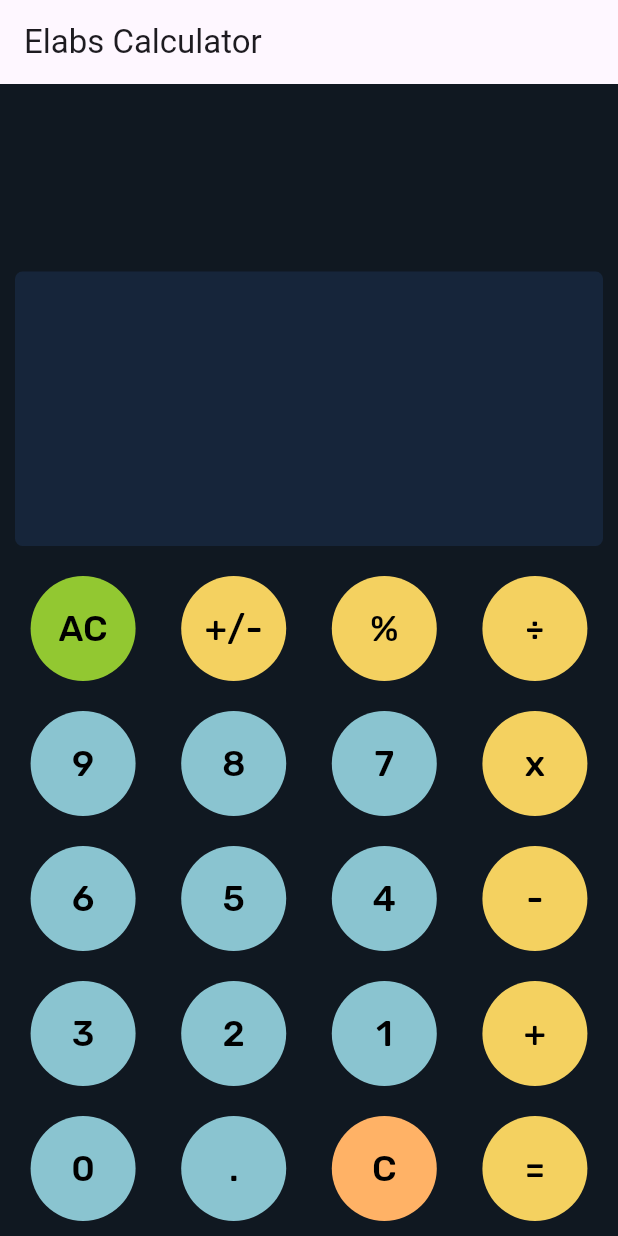
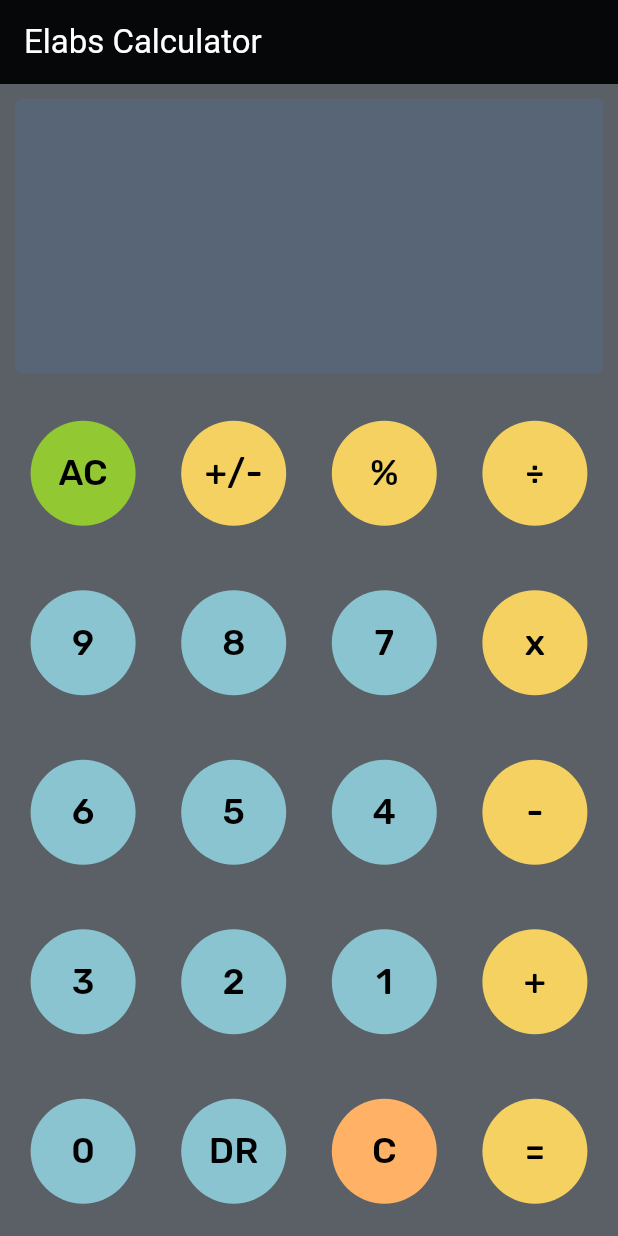
Before and after one commit to Elabs-llc/PRODIGY_AD_01, a Flutter app: the screen it shows after launch, after a tap on "AC", on a phone screen of 412 x 824 dp. Run offline on Flutter 3.47's test engine with Material 3 defaults, Android fonts, the light colour scheme and no system bars; our stand-ins replace google_fonts.

Commit message:
bugs fixed

```diff
--- a/lib/main.dart
+++ b/lib/main.dart
@@ -21,7 +21,17 @@ class _ElabsCalCus extends State<ElabsCalCus> {
   String res = ''; //this is used to store intermediate result
   String operation = '';
 
-  void onButtonClicked(String value) {
+  // Tell user this functionality is not available.
+  // This functionality will impleement a . dot in this calculator for basic decimal operationS
+  SnackBar msg(String value) {
+    if (value == 'DR') {
+      return const SnackBar(content: Text("Unavailable, try again later!"));
+    } else {
+      return SnackBar(content: Text("Unknown operation: $value"));
+    }
+  }
+
+  onButtonClicked(String value) {
     //print(value);
     // when dot is clicke
     // if (value == '.') {
@@ -135,10 +145,14 @@ class _ElabsCalCus extends State<ElabsCalCus> {
       title: "eCalcus",
       home: Scaffold(
         appBar: AppBar(
-          title: const Text("Elabs Calculator"),
+          title: const Text(
+            "Elabs Calculator",
+            style: TextStyle(color: Colors.white),
           ),
-        backgroundColor: const Color.fromARGB(240, 1, 10, 19),
-        body: Container(
+          backgroundColor: const Color.fromARGB(239, 0, 1, 2),
+        ),
+        backgroundColor: const Color.fromARGB(166, 1, 10, 19),
+        body: SafeArea(
           child: Column(
             mainAxisAlignment: MainAxisAlignment.end,
             children: [
@@ -193,9 +207,11 @@ class _ElabsCalCus extends State<ElabsCalCus> {
               ),
 
               // numbers ro pressed
-              Column(
+              Expanded(
+                child: Column(
                   children: [
-                  Row(
+                    Expanded(
+                      child: Row(
                         mainAxisAlignment: MainAxisAlignment.spaceEvenly,
                         children: [
                           CalcusButton(
@@ -228,9 +244,11 @@ class _ElabsCalCus extends State<ElabsCalCus> {
                           )
                         ],
                       ),
+                    ),
 
                     // second row
-                  Row(
+                    Expanded(
+                      child: Row(
                         mainAxisAlignment: MainAxisAlignment.spaceEvenly,
                         children: [
                           CalcusButton(
@@ -263,10 +281,12 @@ class _ElabsCalCus extends State<ElabsCalCus> {
                           )
                         ],
                       ),
+                    ),
                     // end second row
 
                     // third row
-                  Row(
+                    Expanded(
+                      child: Row(
                         mainAxisAlignment: MainAxisAlignment.spaceEvenly,
                         children: [
                           CalcusButton(
@@ -299,10 +319,12 @@ class _ElabsCalCus extends State<ElabsCalCus> {
                           )
                         ],
                       ),
+                    ),
                     // end third row
 
                     //fourth row
-                  Row(
+                    Expanded(
+                      child: Row(
                         mainAxisAlignment: MainAxisAlignment.spaceEvenly,
                         children: [
                           CalcusButton(
@@ -335,10 +357,12 @@ class _ElabsCalCus extends State<ElabsCalCus> {
                           )
                         ],
                       ),
+                    ),
                     // end fourth row
 
                     // last row
-                  Row(
+                    Expanded(
+                      child: Row(
                         mainAxisAlignment: MainAxisAlignment.spaceEvenly,
                         children: [
                           CalcusButton(
@@ -349,10 +373,10 @@ class _ElabsCalCus extends State<ElabsCalCus> {
                             textSize: 20,
                           ),
                           CalcusButton(
-                        buttonNumber: '.',
+                            buttonNumber: 'DR',
                             textColor: 0xFF000000,
                             fillColor: 0xFF8ac4d0,
-                        callback: () => onButtonClicked('.'),
+                            callback: () => msg('DR'),
                             textSize: 20,
                           ),
                           CalcusButton(
@@ -371,8 +395,10 @@ class _ElabsCalCus extends State<ElabsCalCus> {
                           )
                         ],
                       ),
+                    ),
                     // last row
                   ],
+                ),
               ),
             ],
           ),
```
Also changed, not shown: 1 other file. Lines whose indentation alone changed are shown as unchanged.
